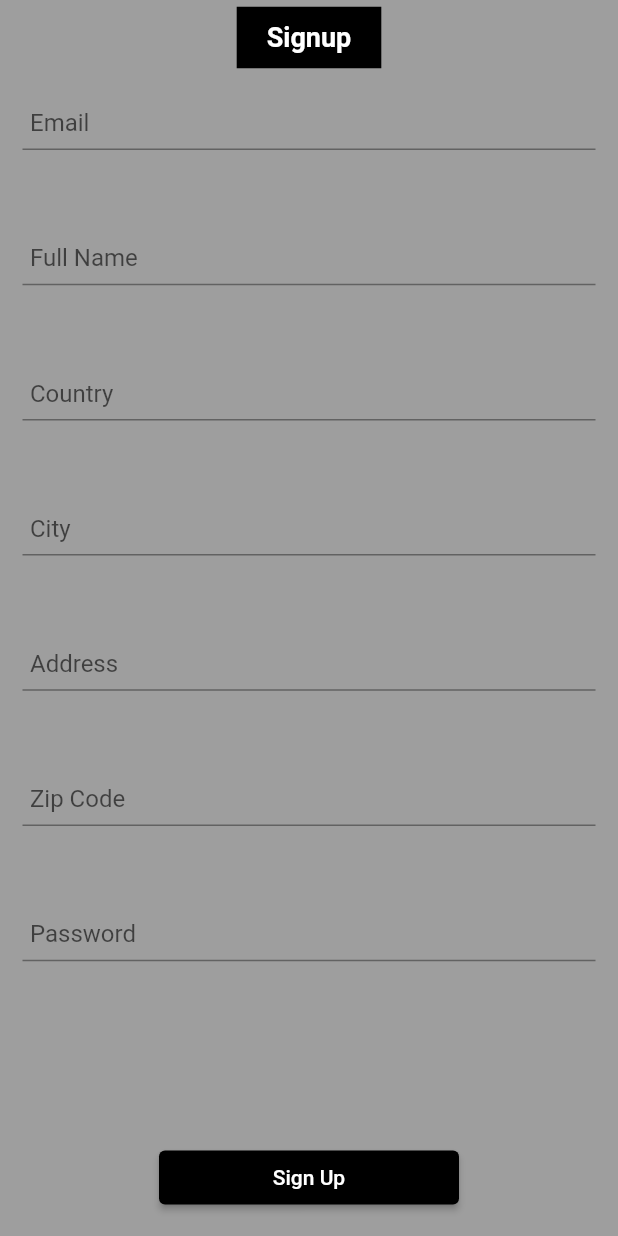
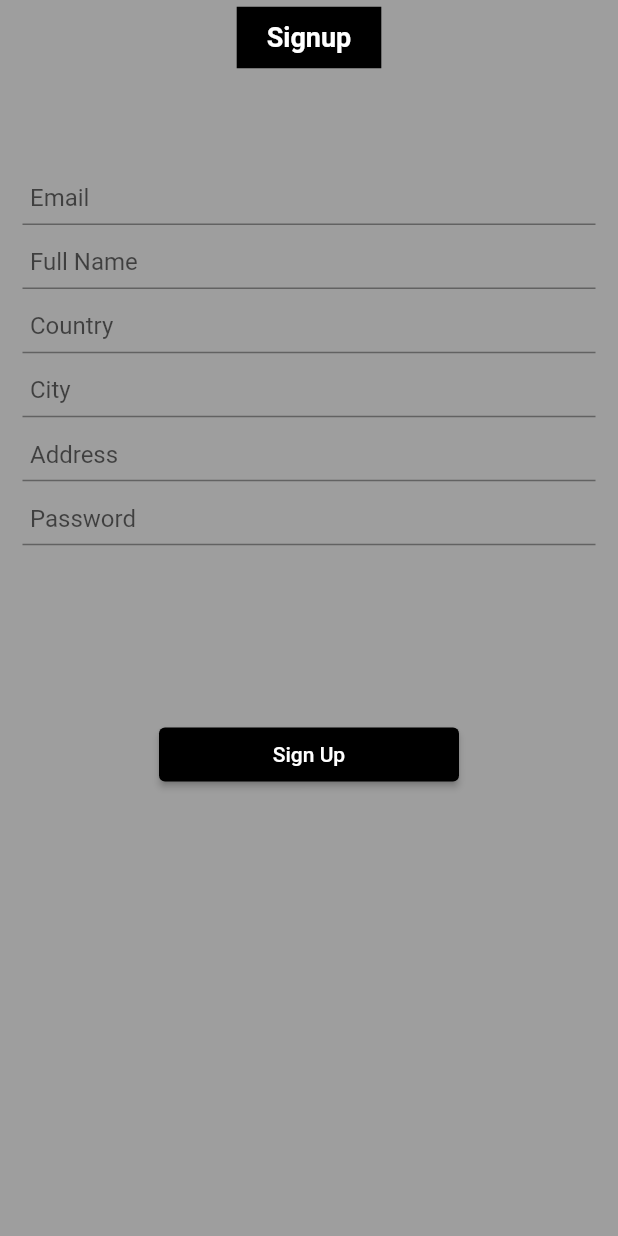
Before and after one commit to Danzo-bit/E-Com, a Flutter app: the SignupScreen screen opened by its route, on a phone screen of 412 x 824 dp. Run offline on Flutter 3.47's test engine with Material 2 defaults, Android fonts, the phone set to English and light mode, and no system bars; our stand-ins replace bloc, carousel_slider, cloud_firestore, equatable, firebase_auth, firebase_core and 1 more; accounts and stored records are empty.

```diff
--- a/lib/models/category_model.dart
+++ b/lib/models/category_model.dart
@@ -13,15 +13,6 @@ class Category extends Equatable{
   @override
   List<Object?> get props => [name, imageUrl];
 
-  static List<Category> categories =
-      [
-        Category(name: 'Shoe', imageUrl: 'https://images.unsplash.com/photo-1542291026-7eec264c27ff?ixlib=rb-1.2.1&ixid=MnwxMjA3fDB8MHxzZWFyY2h8MXx8c2hvZXN8ZW58MHx8MHx8&w=1000&q=80'),
-        Category(name: 'Shoe', imageUrl: 'https://media.istockphoto.com/photos/elegant-black-leather-shoes-picture-id172417586?k=20&m=172417586&s=612x612&w=0&h=DDjvQhRgSYcH2F5rVt8iohGvkqCIteYuTCq3wpJuUi4='),
-        Category(name: 'Shoe', imageUrl: 'https://assets.adidas.com/images/w_383,h_383,f_auto,q_auto,fl_lossy,c_fill,g_auto/8c7fcb9d65c143b4a3c8ad7800ac1820_9366/ultraboost-22-shoes.jpg'),
-        Category(name: 'Shoe', imageUrl: 'https://img.freepik.com/free-photo/fashion-shoes-sneakers_1203-7529.jpg?w=2000'),
-        Category(name: 'Shoe', imageUrl: 'https://images.unsplash.com/photo-1561808843-7adeb9606939?ixlib=rb-1.2.1&ixid=MnwxMjA3fDB8MHxzZWFyY2h8MTF8fGZhc2hpb24lMjBzaG9lc3xlbnwwfHwwfHw%3D&w=1000&q=80'),
-      ];
-
   static Category fromSnapshot(DocumentSnapshot snapshot){
     Category category = Category(name: snapshot['name'], imageUrl: snapshot['imageUrl']);
     return category;
--- a/lib/screens/signup/signup_screen.dart
+++ b/lib/screens/signup/signup_screen.dart
@@ -1,10 +1,20 @@
 import 'package:flutter/material.dart';
+import 'package:my_app/validator/auth_validator.dart';
 
 import '../../widgets/widgets.dart';
+import '../login/login_screen.dart';
 
 class SignupScreen extends StatelessWidget {
 
   static const String routeName = '/signup';
+  final TextEditingController _emailController = TextEditingController();
+  final TextEditingController _passwordController = TextEditingController();
+  final TextEditingController _nameController = TextEditingController();
+  final TextEditingController _countryController = TextEditingController();
+  final TextEditingController _cityController = TextEditingController();
+  final TextEditingController _addressController = TextEditingController();
+
+  final GlobalKey<FormState> _key = GlobalKey<FormState>();
 
 
   @override
@@ -13,10 +23,24 @@ class SignupScreen extends StatelessWidget {
         appBar: const CustomAppBar(title: 'Signup',automaticallyImplyLeading: false, isWishlistOn: false,),
     body: Padding(
       padding: const EdgeInsets.all(15.0),
+      child: SingleChildScrollView(
+        child: Form(
+          key: _key,
           child: Column(
+            mainAxisAlignment: MainAxisAlignment.spaceAround,
+            children: [
+              SizedBox(
+                height: 50,
+              ),
+              Container(
+                height: MediaQuery.of(context).size.height * .5,
+                child: Column(
+
                   mainAxisAlignment: MainAxisAlignment.spaceBetween,
                   children: [
                      TextFormField(
+                      validator: (value) => AuthValidator.validateEmail(value ?? ''),
+                      controller: _emailController,
                         onChanged: (value){},
                         decoration: const InputDecoration(
                           labelText: 'Email',
@@ -26,7 +50,10 @@ class SignupScreen extends StatelessWidget {
                               borderSide: BorderSide(color: Colors.black)),
                         ),
                       ),
+
                      TextFormField(
+                      validator: (value) => AuthValidator.validateName(value ?? ''),
+                      controller: _nameController,
                         onChanged: (value){},
                         decoration: const InputDecoration(
                           labelText: 'Full Name',
@@ -37,6 +64,8 @@ class SignupScreen extends StatelessWidget {
                         ),
                       ),
                     TextFormField(
+                      validator: (value) => AuthValidator.validateContry(value ?? ''),
+                      controller: _countryController,
                         onChanged: (value){},
                         decoration: const InputDecoration(
                           labelText: 'Country',
@@ -47,6 +76,8 @@ class SignupScreen extends StatelessWidget {
                         ),
                       ),
            TextFormField(
+            validator: (value) => AuthValidator.validateCity(value ?? ''),
+                        controller: _cityController,
                         onChanged: (value){},
                         decoration: const InputDecoration(
                           labelText: 'City',
@@ -57,6 +88,8 @@ class SignupScreen extends StatelessWidget {
                         ),
                       ),
                     TextFormField(
+                      validator: (value) => AuthValidator.validateAddress(value ?? ''),
+                      controller: _addressController,
                         onChanged: (value){},
                         decoration: const InputDecoration(
                           labelText: 'Address',
@@ -66,17 +99,20 @@ class SignupScreen extends StatelessWidget {
                               borderSide: BorderSide(color: Colors.black)),
                         ),
                       ),
+
+                    // TextFormField(
+                    //   onChanged: (value){},
+                    //   decoration: const InputDecoration(
+                    //     labelText: 'Zip Code',
+                    //     isDense: true,
+                    //     contentPadding: EdgeInsets.only(left: 5),
+                    //     focusedBorder: UnderlineInputBorder(
+                    //         borderSide: BorderSide(color: Colors.black)),
+                    //   ),
+                    // ),
                     TextFormField(
-            onChanged: (value){},
-            decoration: const InputDecoration(
-              labelText: 'Zip Code',
-              isDense: true,
-              contentPadding: EdgeInsets.only(left: 5),
-              focusedBorder: UnderlineInputBorder(
-                  borderSide: BorderSide(color: Colors.black)),
-            ),
-          ),
-          TextFormField(
+                      validator: (value) => AuthValidator.validatePassword(value ?? ''),
+                      controller: _passwordController,
                         onChanged: (value){},
                         decoration: const InputDecoration(
                           labelText: 'Password',
@@ -86,15 +122,30 @@ class SignupScreen extends StatelessWidget {
                               borderSide: BorderSide(color: Colors.black)),
                         ),
                       ),
-          const SizedBox(height: 10,),
+                       SizedBox(
+                height: 100,
+              ),
+
               ElevatedButton(
                   style: ElevatedButton.styleFrom(
                       primary: Colors.black,
                       fixedSize: const Size(200, 20)
                   ),
-              onPressed: (){},
+                  onPressed: (){
+                     if(_key.currentState!.validate() == true){
+                      //  Navigator.push(context,  HomeScreen.route());
+                       Navigator.of(context).popAndPushNamed(LoginScreen.routeName);
+                    }
+                  },
                   child: const Text('Sign Up')),
+
                   ],
+                ),
+              ),
+
+            ],
+          ),
+        ),
       ),
     ),
     );
```
Also changed, not shown: lib/validator/auth_validator.dart (+24 -0 lines), 2 other files. Lines whose indentation alone changed are shown as unchanged.
